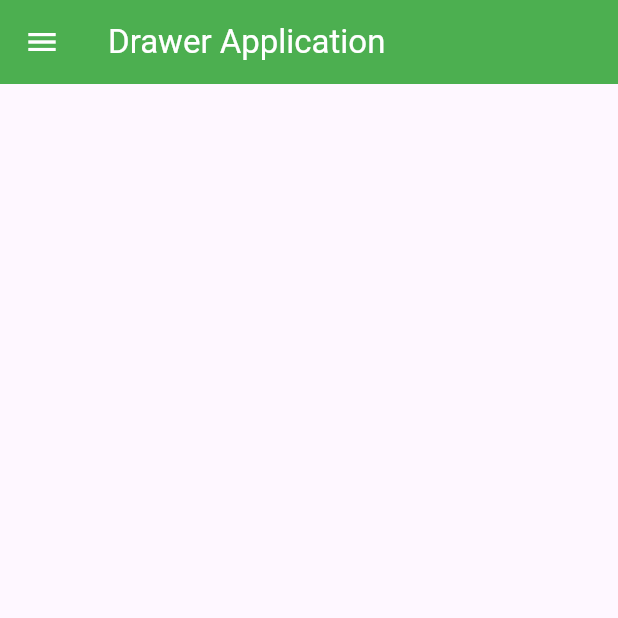
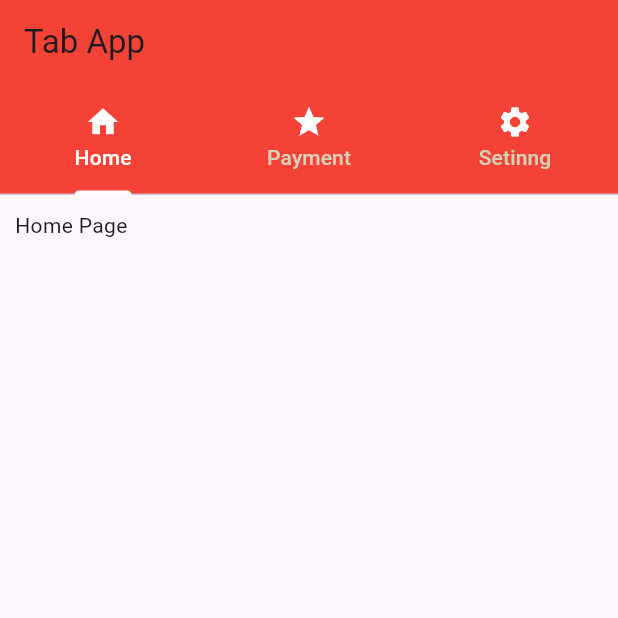
Before and after one commit to tardev35/flutter2024, a Flutter app: the screen it shows after launch, on a phone screen of 412 x 824 dp, the top half of it. Run offline on Flutter 3.47's test engine with Material 3 defaults, Android fonts, the phone set to English and light mode, and no system bars.

Commit message:
Add Tab App

```diff
--- a/lib/main.dart
+++ b/lib/main.dart
@@ -1,8 +1,9 @@
 import 'package:flutter/material.dart';
-import 'package:flutter_app_1/drawer_example.dart';
+import 'package:flutter_app_1/tab_example.dart';
+//import 'package:flutter_app_1/drawer_example.dart';
 //import 'package:flutter_app_1/row_example.dart';
 // import 'main_app.dart';
 
 void main() {
-  runApp(const DrawerExample());
+  runApp(const TabExample());
 }
--- /dev/null
+++ b/lib/tab_example.dart
@@ -0,0 +1,85 @@
+import 'package:flutter/material.dart';
+
+class TabExample extends StatelessWidget {
+  const TabExample({super.key});
+
+  @override
+  Widget build(BuildContext context) {
+    return const MaterialApp(
+      debugShowCheckedModeBanner: false,
+      home: TabPage(),
+    );
+  }
+}
+
+class TabPage extends StatelessWidget {
+  const TabPage({super.key});
+
+  @override
+  Widget build(BuildContext context) {
+    return DefaultTabController(
+      length: 3,
+      child: Scaffold(
+          appBar: AppBar(
+            title: const Text('Tab App'),
+            backgroundColor: Colors.red,
+            bottom: const TabBar(
+              labelColor: Colors.white,
+              unselectedLabelColor: Color.fromARGB(255, 214, 208, 185),
+              indicatorColor: Colors.white,
+              tabs: [
+                Tab(
+                  icon: Icon(Icons.home, color: Colors.white),
+                  text: 'Home',
+                ),
+                Tab(
+                  icon: Icon(Icons.star, color: Colors.white),
+                  text: 'Payment',
+                ),
+                Tab(
+                  icon: Icon(Icons.settings, color: Colors.white),
+                  text: 'Setinng',
+                )
+              ],
+            ),
+          ),
+          body: Container(
+            padding: const EdgeInsets.all(10.0),
+            child: const TabBarView(
+              children: [
+                HomeTab(),
+                PaymentTab(),
+                SettingTab(),
+              ],
+            ),
+          )),
+    );
+  }
+}
+
+class HomeTab extends StatelessWidget {
+  const HomeTab({super.key});
+
+  @override
+  Widget build(BuildContext context) {
+    return const Text('Home Page');
+  }
+}
+
+class PaymentTab extends StatelessWidget {
+  const PaymentTab({super.key});
+
+  @override
+  Widget build(BuildContext context) {
+    return const Text('Payment Page');
+  }
+}
+
+class SettingTab extends StatelessWidget {
+  const SettingTab({super.key});
+
+  @override
+  Widget build(BuildContext context) {
+    return const Text('Setting Page');
+  }
+}
```
